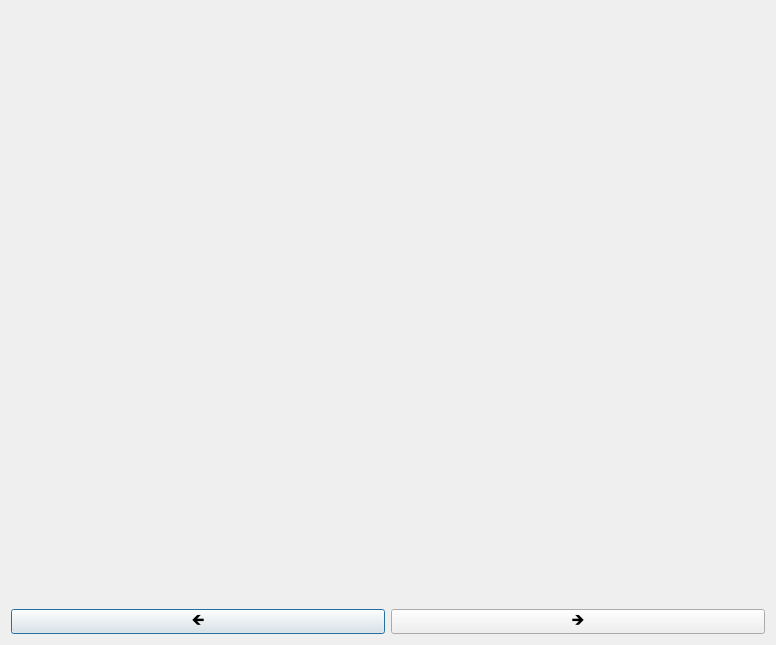
Qt form src/core/bookmarksdialog.ui (0xzer0x/quran-companion) before a commit.
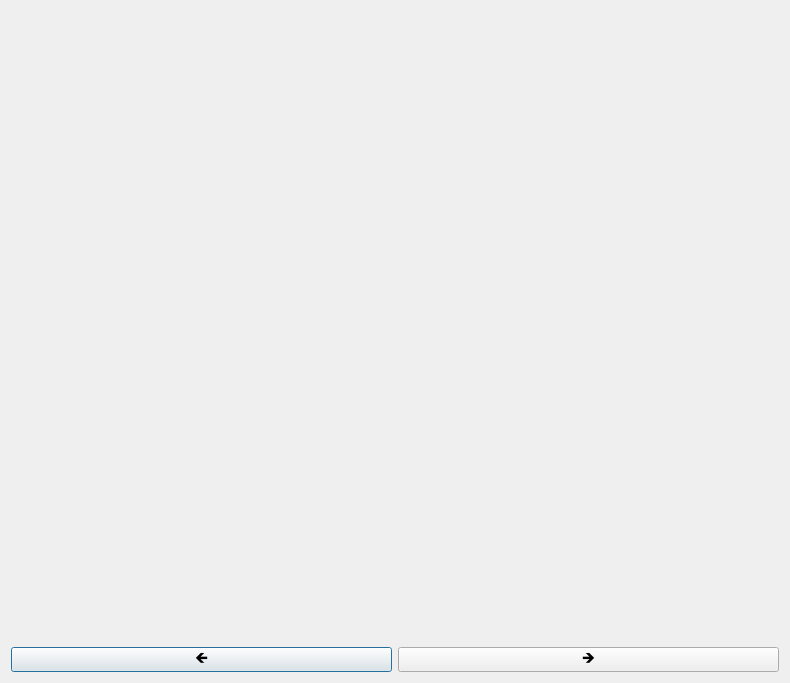
The same form after that commit.

Patch:
```diff
--- a/src/core/bookmarksdialog.ui
+++ b/src/core/bookmarksdialog.ui
@@ -6,8 +6,8 @@
    <rect>
     <x>0</x>
     <y>0</y>
-    <width>776</width>
-    <height>645</height>
+    <width>790</width>
+    <height>683</height>
    </rect>
   </property>
   <property name="windowTitle">
@@ -131,11 +131,11 @@
        <rect>
         <x>0</x>
         <y>0</y>
-        <width>756</width>
-        <height>538</height>
+        <width>770</width>
+        <height>576</height>
        </rect>
       </property>
-      <layout class="QVBoxLayout" name="verticalLayout_2">
+      <layout class="QVBoxLayout" name="verticalLayout_2" stretch="1,100">
        <item>
         <layout class="QVBoxLayout" name="layoutFavorites"/>
        </item>
```
